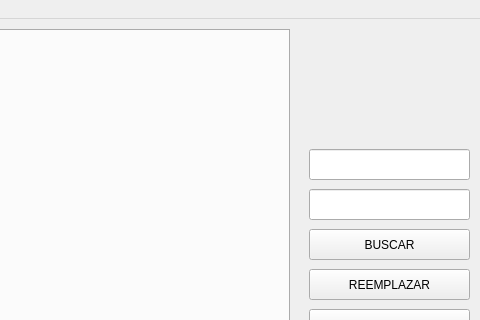
This is Practica1_Compi2/ventana_principal.ui in jerduar/Compi2 as Qt 5 draws it before an edit; both pictures show x 581 to 1061 and y 0 to 320 of the 1061 by 586 pixel window. The edited form follows.
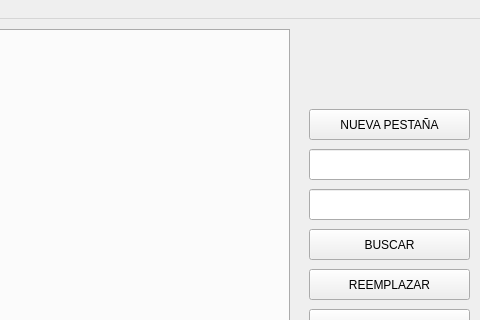
This is the edited form.

Diff of the .ui file:
```diff
--- a/Practica1_Compi2/ventana_principal.ui
+++ b/Practica1_Compi2/ventana_principal.ui
@@ -110,6 +110,19 @@
      <string>REEMPLAZAR TODO</string>
     </property>
    </widget>
+   <widget class="QPushButton" name="bt_buscar_2">
+    <property name="geometry">
+     <rect>
+      <x>890</x>
+      <y>90</y>
+      <width>161</width>
+      <height>31</height>
+     </rect>
+    </property>
+    <property name="text">
+     <string>NUEVA PESTAÑA</string>
+    </property>
+   </widget>
   </widget>
   <widget class="QMenuBar" name="menuBar">
    <property name="geometry">
```
